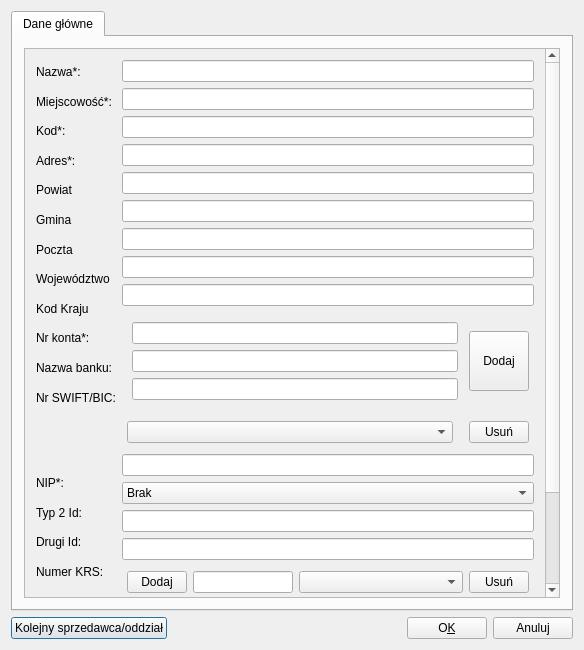
Above: ui/user.ui from juliagoda/qfaktury before the change. Below: the same form after it.
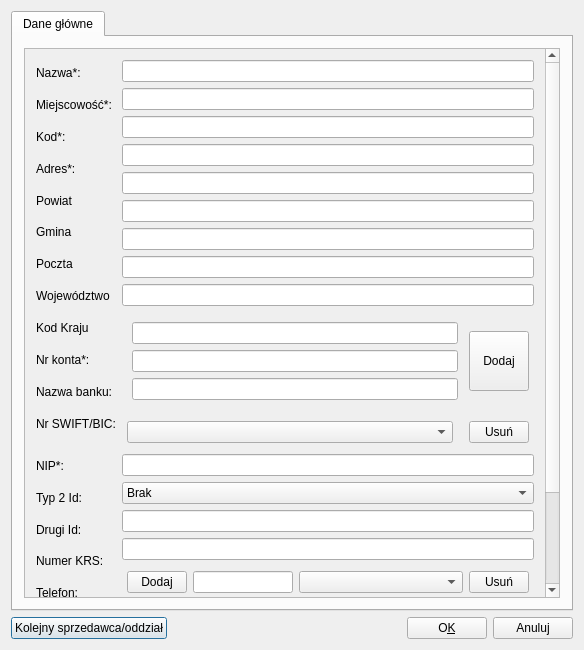
That is the form after the change.

Diff of the .ui file:
```diff
--- a/ui/user.ui
+++ b/ui/user.ui
@@ -92,7 +92,7 @@
           <property name="geometry">
            <rect>
             <x>0</x>
-            <y>0</y>
+            <y>-64</y>
             <width>528</width>
             <height>855</height>
            </rect>
@@ -274,23 +274,20 @@
                 </widget>
                </item>
                <item>
-                <widget class="QLabel" name="label_5">
-                 <property name="minimumSize">
-                  <size>
-                   <width>0</width>
-                   <height>50</height>
-                  </size>
+                <spacer name="verticalSpacer">
+                 <property name="orientation">
+                  <enum>Qt::Vertical</enum>
                  </property>
-                 <property name="maximumSize">
+                 <property name="sizeType">
+                  <enum>QSizePolicy::Fixed</enum>
+                 </property>
+                 <property name="sizeHint" stdset="0">
                   <size>
-                   <width>16777215</width>
-                   <height>50</height>
+                   <width>20</width>
+                   <height>10</height>
                   </size>
                  </property>
-                 <property name="text">
-                  <string/>
-                 </property>
-                </widget>
+                </spacer>
                </item>
                <item>
                 <widget class="QLabel" name="textLabel2_2">
```
Left out of the diff: 6 changed lines with no effect on the pictures.
